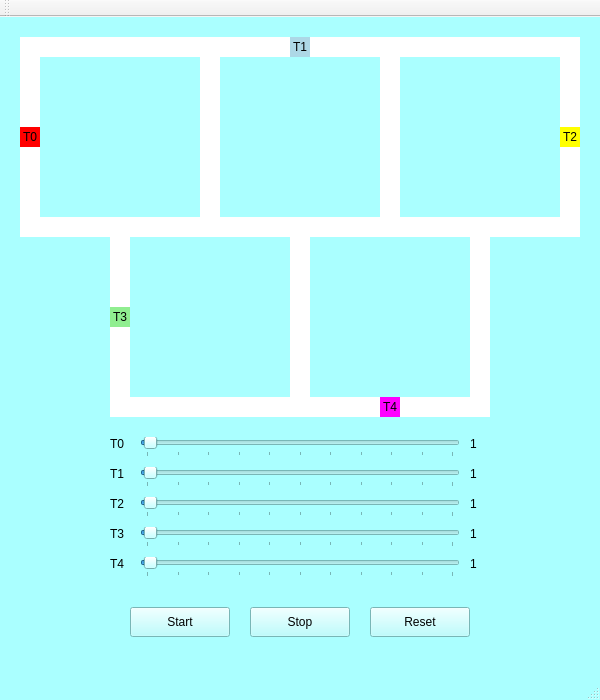
bigodel/uai, file mainwindow.ui: the form before one commit.
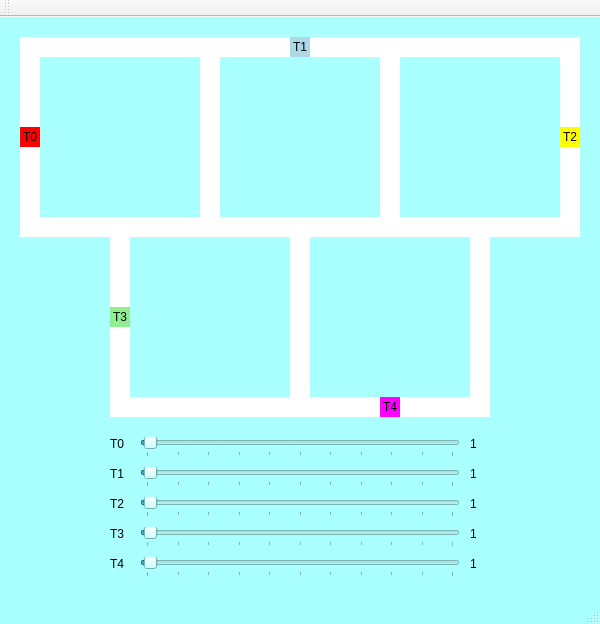
The form after the commit.

Patch:
```diff
--- a/mainwindow.ui
+++ b/mainwindow.ui
@@ -7,7 +7,7 @@
     <x>0</x>
     <y>0</y>
     <width>600</width>
-    <height>700</height>
+    <height>624</height>
    </rect>
   </property>
   <property name="windowTitle">
@@ -306,32 +306,6 @@
      <string/>
     </property>
    </widget>
-   <widget class="QPushButton" name="button_start">
-    <property name="geometry">
-     <rect>
-      <x>130</x>
-      <y>590</y>
-      <width>100</width>
-      <height>30</height>
-     </rect>
-    </property>
-    <property name="text">
-     <string>Start</string>
-    </property>
-   </widget>
-   <widget class="QPushButton" name="button_stop">
-    <property name="geometry">
-     <rect>
-      <x>250</x>
-      <y>590</y>
-      <width>100</width>
-      <height>30</height>
-     </rect>
-    </property>
-    <property name="text">
-     <string>Stop</string>
-    </property>
-   </widget>
    <widget class="QLabel" name="label_train0">
     <property name="geometry">
      <rect>
@@ -430,19 +404,6 @@
      <set>Qt::AlignCenter</set>
     </property>
    </widget>
-   <widget class="QPushButton" name="button_reset">
-    <property name="geometry">
-     <rect>
-      <x>370</x>
-      <y>590</y>
-      <width>100</width>
-      <height>30</height>
-     </rect>
-    </property>
-    <property name="text">
-     <string>Reset</string>
-    </property>
-   </widget>
    <widget class="QSlider" name="slider_train0">
     <property name="geometry">
      <rect>
```
Left out of the diff: 3 changed lines with no effect on the pictures.
